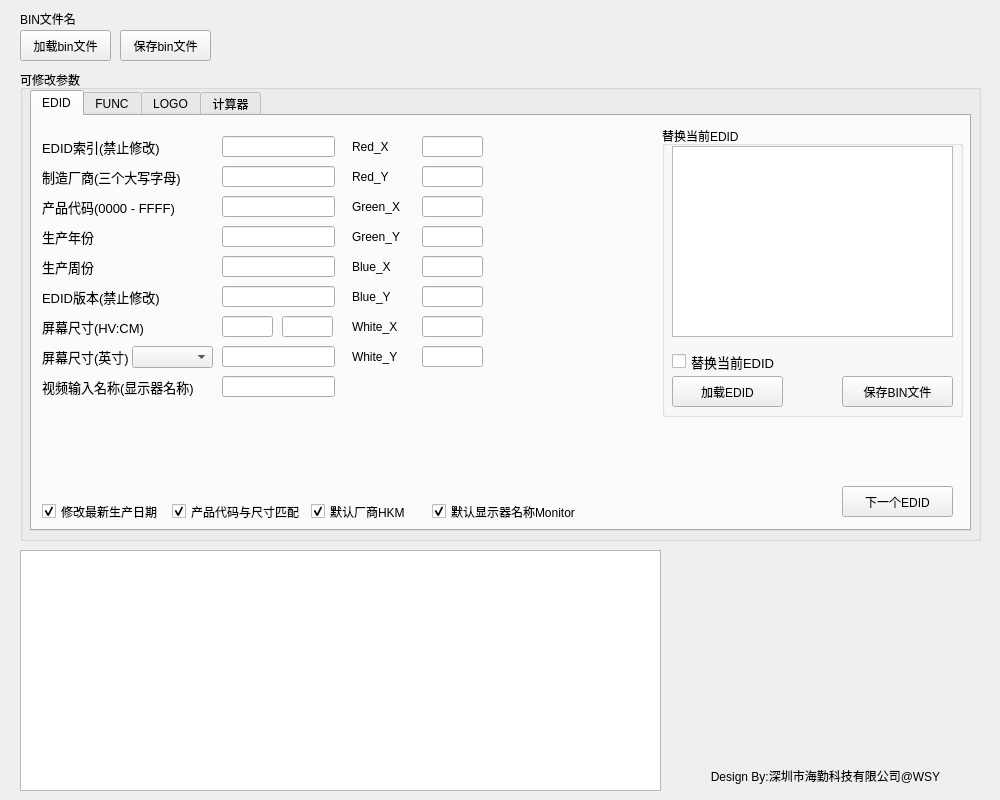
First picture: the form in hk_bin_tool.ui, repository wayneso/HK_BIN_TOOL, before the edit.
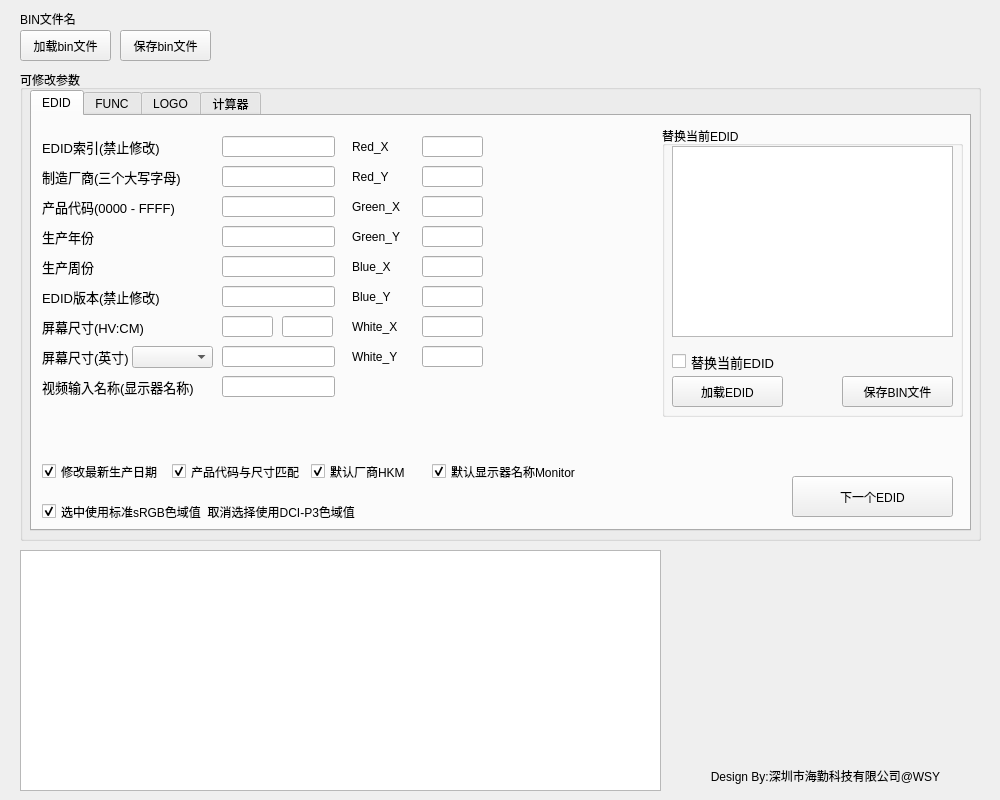
Second picture: the form after the edit.

Commit message: 添加默认sRGB/DCI-P3色域

The edit to the form file:
```diff
--- a/hk_bin_tool.ui
+++ b/hk_bin_tool.ui
@@ -377,10 +377,10 @@
      <widget class="QPushButton" name="Next_EDID_Button">
       <property name="geometry">
        <rect>
-        <x>810</x>
-        <y>370</y>
-        <width>111</width>
-        <height>31</height>
+        <x>760</x>
+        <y>360</y>
+        <width>161</width>
+        <height>41</height>
        </rect>
       </property>
       <property name="text">
@@ -509,7 +509,7 @@
       <property name="geometry">
        <rect>
         <x>10</x>
-        <y>380</y>
+        <y>340</y>
         <width>121</width>
         <height>31</height>
        </rect>
@@ -525,7 +525,7 @@
       <property name="geometry">
        <rect>
         <x>140</x>
-        <y>380</y>
+        <y>340</y>
         <width>131</width>
         <height>31</height>
        </rect>
@@ -608,7 +608,7 @@
       <property name="geometry">
        <rect>
         <x>279</x>
-        <y>380</y>
+        <y>340</y>
         <width>111</width>
         <height>31</height>
        </rect>
@@ -624,7 +624,7 @@
       <property name="geometry">
        <rect>
         <x>400</x>
-        <y>380</y>
+        <y>340</y>
         <width>161</width>
         <height>31</height>
        </rect>
@@ -832,6 +832,22 @@
        <string>White_X</string>
       </property>
      </widget>
+     <widget class="QCheckBox" name="sRGB_DCI_P3_checkBox">
+      <property name="geometry">
+       <rect>
+        <x>10</x>
+        <y>380</y>
+        <width>331</width>
+        <height>31</height>
+       </rect>
+      </property>
+      <property name="text">
+       <string>选中使用标准sRGB色域值  取消选择使用DCI-P3色域值</string>
+      </property>
+      <property name="checked">
+       <bool>true</bool>
+      </property>
+     </widget>
     </widget>
     <widget class="QWidget" name="FUNC">
      <attribute name="title">
```
The commit also changes 1 other file.
